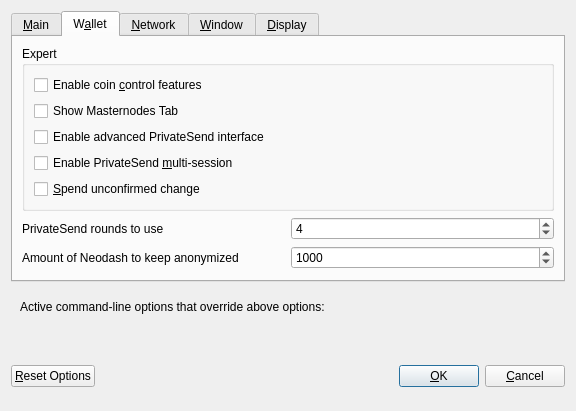
First picture: the form in src/qt/forms/optionsdialog.ui, repository CryptoMonzt0r/neodash-testing, before the edit.
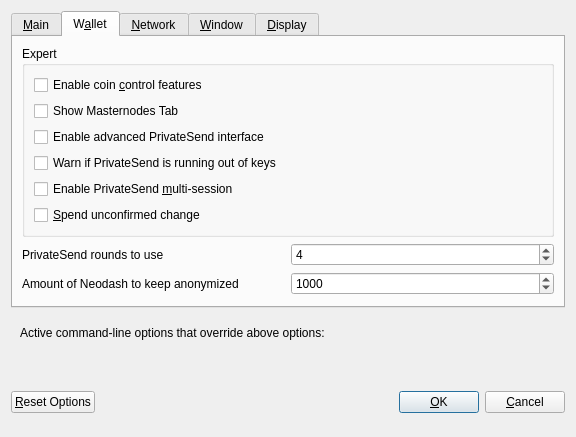
Second picture: the form after the edit. The open tabs and pages were chosen to show the change. Custom widgets are drawn as their Qt base class.

What changed in the file:
```diff
--- a/src/qt/forms/optionsdialog.ui
+++ b/src/qt/forms/optionsdialog.ui
@@ -173,6 +173,16 @@
             </property>
            </widget>
           </item>
+          <item>
+           <widget class="QCheckBox" name="lowKeysWarning">
+            <property name="toolTip">
+             <string>Show warning dialog when PrivateSend detects that wallet has very low number of keys left.</string>
+            </property>
+            <property name="text">
+             <string>Warn if PrivateSend is running out of keys</string>
+            </property>
+           </widget>
+          </item>
           <item>
            <widget class="QCheckBox" name="privateSendMultiSession">
             <property name="toolTip">
```
Left out of the diff: 16 changed lines with no effect on the pictures.
